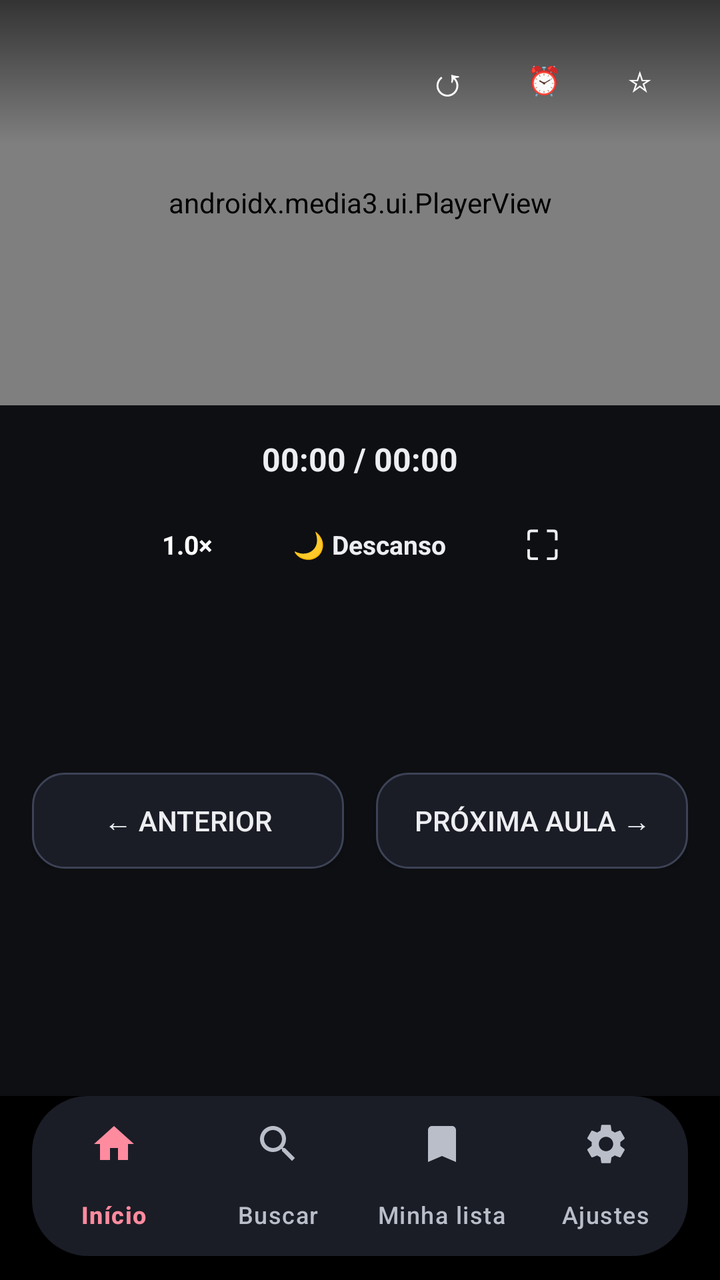
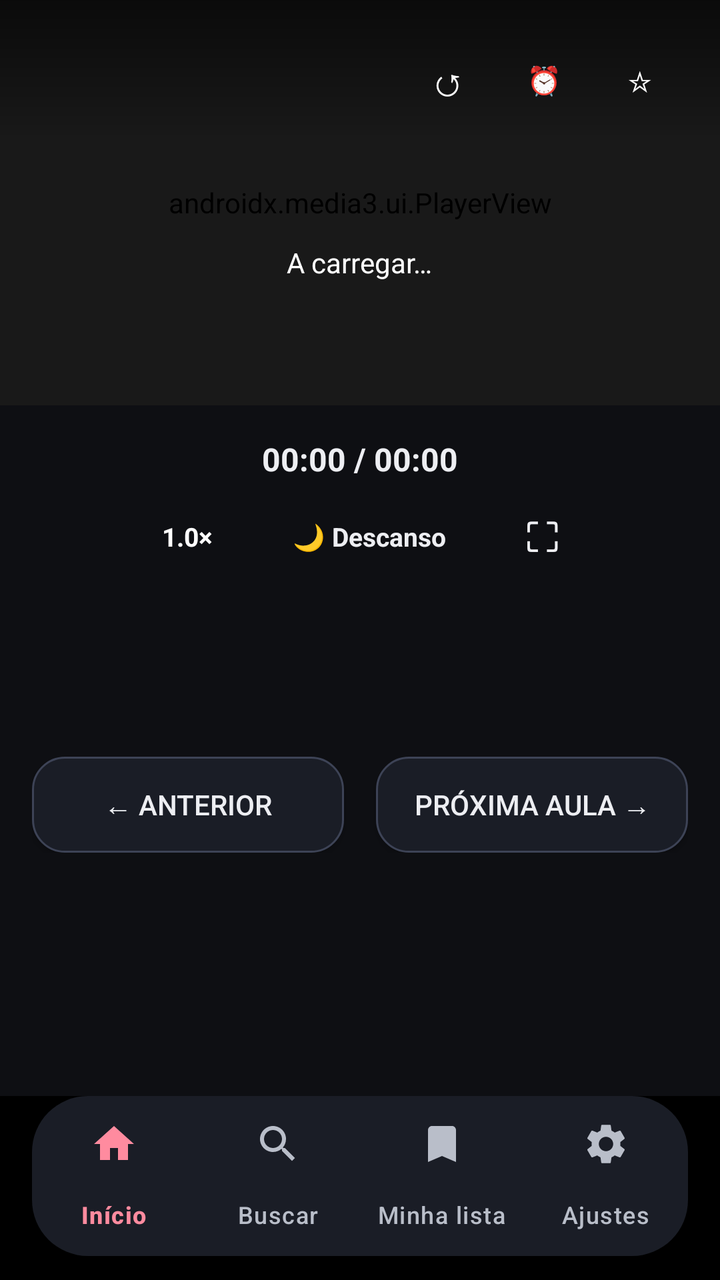

Compare the two renders of this Android layout. The source of the first and the diff that turns it into the second are given below.
<!-- AndroidManifest.xml: application theme Theme.Meggy -->
<!-- res/layout/activity_player.xml -->
<?xml version="1.0" encoding="utf-8"?>
<androidx.constraintlayout.widget.ConstraintLayout xmlns:android="http://schemas.android.com/apk/res/android"
    xmlns:app="http://schemas.android.com/apk/res-auto"
    android:layout_width="match_parent"
    android:layout_height="match_parent"
    android:background="@android:color/black">

    
    <FrameLayout
        android:id="@+id/player_container"
        android:layout_width="0dp"
        android:layout_height="0dp"
        android:background="@android:color/black"
        app:layout_constraintDimensionRatio="16:9"
        app:layout_constraintEnd_toEndOf="parent"
        app:layout_constraintStart_toStartOf="parent"
        app:layout_constraintTop_toTopOf="parent">

        <androidx.media3.ui.PlayerView
            android:id="@+id/player_view"
            android:layout_width="match_parent"
            android:layout_height="match_parent"
            app:animation_enabled="true"
            app:resize_mode="fit"
            app:show_buffering="when_playing"
            app:surface_type="surface_view"
            app:use_controller="true" />

        
        <LinearLayout
            android:id="@+id/audio_cover"
            android:layout_width="match_parent"
            android:layout_height="match_parent"
            android:gravity="center"
            android:orientation="vertical"
            android:visibility="gone">

            <FrameLayout
                android:layout_width="200dp"
                android:layout_height="200dp">

                <View
                    android:id="@+id/audio_cover_bg"
                    android:layout_width="match_parent"
                    android:layout_height="match_parent"
                    android:background="@drawable/card_gradient_pink" />

                <ImageView
                    android:id="@+id/audio_cover_image"
                    android:layout_width="match_parent"
                    android:layout_height="match_parent"
                    android:scaleType="centerCrop"
                    android:visibility="gone"
                    android:contentDescription="@string/thumb_desc" />

                <TextView
                    android:id="@+id/audio_cover_monogram"
                    android:layout_width="match_parent"
                    android:layout_height="match_parent"
                    android:gravity="center"
                    android:textColor="@color/tile_title"
                    android:textSize="64sp"
                    android:textStyle="bold" />
            </FrameLayout>

            <TextView
                android:id="@+id/audio_cover_title"
                android:layout_width="wrap_content"
                android:layout_height="wrap_content"
                android:layout_marginTop="@dimen/spacing_lg"
                android:ellipsize="end"
                android:maxLines="1"
                android:textColor="@android:color/white"
                android:textSize="@dimen/text_detail_course"
                android:textStyle="bold" />

            <TextView
                android:id="@+id/audio_cover_sub"
                android:layout_width="wrap_content"
                android:layout_height="wrap_content"
                android:layout_marginTop="4dp"
                android:textColor="@color/md_on_surface_variant"
                android:textSize="@dimen/text_card_subtitle" />
        </LinearLayout>


        
        <TextView
            android:id="@+id/center_play_pause"
            android:layout_width="@dimen/play_fab_size"
            android:layout_height="@dimen/play_fab_size"
            android:layout_gravity="center"
            android:background="@drawable/player_play_bg"
            android:clickable="true"
            android:focusable="true"
            android:gravity="center"
            android:text="▶"
            android:textColor="@android:color/white"
            android:textSize="28sp"
            android:visibility="gone" />

        
        <LinearLayout
            android:id="@+id/top_bar"
            android:layout_width="match_parent"
            android:layout_height="wrap_content"
            android:layout_gravity="top"
            android:background="@drawable/top_gradient"
            android:orientation="vertical"
            android:paddingHorizontal="@dimen/spacing_lg"
            android:paddingBottom="@dimen/spacing_sm"
            android:paddingTop="@dimen/spacing_lg">

            <LinearLayout
                android:layout_width="match_parent"
                android:layout_height="wrap_content"
                android:gravity="center_vertical"
                android:orientation="horizontal">

                <TextView
                    android:id="@+id/title_label"
                    android:layout_width="0dp"
                    android:layout_height="wrap_content"
                    android:layout_weight="1"
                    android:ellipsize="end"
                    android:shadowColor="#80000000"
                    android:shadowDx="0"
                    android:shadowDy="1"
                    android:shadowRadius="4"
                    android:singleLine="true"
                    android:textColor="@android:color/white"
                    android:textSize="16sp"
                    android:textStyle="bold" />

                <com.google.android.material.button.MaterialButton
                    android:id="@+id/restart_button"
                    style="@style/Widget.Material3.Button.TextButton"
                    android:layout_width="wrap_content"
                    android:layout_height="wrap_content"
                    android:focusable="true"
                    android:focusableInTouchMode="true"
                    android:minWidth="48dp"
                    android:text="↺"
                    android:textColor="@android:color/white"
                    android:textSize="20sp"
                    app:cornerRadius="16dp" />

                <com.google.android.material.button.MaterialButton
                    android:id="@+id/sleep_timer_button"
                    style="@style/Widget.Material3.Button.TextButton"
                    android:layout_width="wrap_content"
                    android:layout_height="wrap_content"
                    android:focusable="true"
                    android:focusableInTouchMode="true"
                    android:minWidth="48dp"
                    android:text="⏰"
                    android:textColor="@android:color/white"
                    app:cornerRadius="16dp" />

                <com.google.android.material.button.MaterialButton
                    android:id="@+id/fav_button"
                    style="@style/Widget.Material3.Button.TextButton"
                    android:layout_width="wrap_content"
                    android:layout_height="wrap_content"
                    android:focusable="true"
                    android:focusableInTouchMode="true"
                    android:minWidth="48dp"
                    android:text="☆"
                    android:textColor="@android:color/white"
                    app:cornerRadius="16dp" />
            </LinearLayout>

            <TextView
                android:id="@+id/sleep_timer_label"
                android:layout_width="wrap_content"
                android:layout_height="wrap_content"
                android:layout_marginTop="6dp"
                android:shadowColor="#80000000"
                android:shadowDx="0"
                android:shadowDy="1"
                android:shadowRadius="3"
                android:textColor="@color/md_primary"
                android:textSize="12sp"
                android:textStyle="bold"
                android:visibility="gone" />
        </LinearLayout>

        
        <LinearLayout
            android:id="@+id/custom_bar"
            android:layout_width="match_parent"
            android:layout_height="wrap_content"
            android:layout_gravity="bottom"
            android:background="@drawable/player_scrim_bottom"
            android:orientation="vertical"
            android:paddingHorizontal="@dimen/spacing_lg"
            android:paddingBottom="@dimen/spacing_md"
            android:paddingTop="@dimen/spacing_sm"
            android:visibility="gone">

            <LinearLayout
                android:layout_width="match_parent"
                android:layout_height="wrap_content"
                android:gravity="center_vertical"
                android:orientation="horizontal">

                <TextView
                    android:id="@+id/btn_play_pause_bar"
                    android:layout_width="64dp"
                    android:layout_height="64dp"
                    android:background="@drawable/player_play_bg"
                    android:clickable="true"
                    android:focusable="true"
                    android:gravity="center"
                    android:text="❚❚"
                    android:textColor="@android:color/white"
                    android:textSize="24sp" />

                <View
                    android:layout_width="0dp"
                    android:layout_height="0dp"
                    android:layout_weight="1" />

                <TextView
                    android:id="@+id/btn_rest_bar"
                    android:layout_width="wrap_content"
                    android:layout_height="48dp"
                    android:layout_marginEnd="@dimen/spacing_sm"
                    android:background="@drawable/player_chip_bg"
                    android:clickable="true"
                    android:focusable="true"
                    android:gravity="center"
                    android:paddingHorizontal="@dimen/spacing_lg"
                    android:text="🌙 Descanso"
                    android:textColor="@color/md_on_surface"
                    android:textSize="@dimen/text_chip" />

                
                <TextView
                    android:id="@+id/btn_speed_bar"
                    android:layout_width="wrap_content"
                    android:layout_height="48dp"
                    android:layout_marginEnd="@dimen/spacing_sm"
                    android:background="@drawable/player_chip_bg"
                    android:clickable="true"
                    android:focusable="true"
                    android:gravity="center"
                    android:paddingHorizontal="@dimen/spacing_lg"
                    android:text="1.0×"
                    android:textColor="@android:color/white"
                    android:textSize="@dimen/text_chip"
                    android:textStyle="bold" />

                <TextView
                    android:id="@+id/btn_exit_fullscreen"
                    android:layout_width="56dp"
                    android:layout_height="56dp"
                    android:background="@drawable/player_chip_bg"
                    android:clickable="true"
                    android:focusable="true"
                    android:gravity="center"
                    android:text="⛶"
                    android:textColor="@color/md_on_surface"
                    android:textSize="22sp" />
            </LinearLayout>

            <LinearLayout
                android:layout_width="match_parent"
                android:layout_height="wrap_content"
                android:layout_marginTop="@dimen/spacing_sm"
                android:gravity="center_vertical"
                android:orientation="horizontal">

                <TextView
                    android:id="@+id/bar_time_label"
                    android:layout_width="wrap_content"
                    android:layout_height="wrap_content"
                    android:text="00:00 / 00:00"
                    android:textColor="@android:color/white"
                    android:textSize="16sp"
                    android:textStyle="bold" />

                <SeekBar
                    android:id="@+id/bar_seek_bar"
                    android:layout_width="0dp"
                    android:layout_height="wrap_content"
                    android:layout_marginStart="@dimen/spacing_lg"
                    android:layout_weight="1"
                    android:focusable="true"
                    android:max="1000"
                    android:progressDrawable="@drawable/progress_horizontal"
                    android:thumb="@drawable/seek_thumb" />
            </LinearLayout>
        </LinearLayout>

        
        <TextView
            android:id="@+id/seek_gesture_hint"
            android:layout_width="wrap_content"
            android:layout_height="wrap_content"
            android:layout_gravity="center"
            android:background="#CC000000"
            android:elevation="8dp"
            android:paddingHorizontal="22dp"
            android:paddingVertical="10dp"
            android:textColor="@android:color/white"
            android:textSize="16sp"
            android:textStyle="bold"
            android:visibility="gone" />

        
        <TextView
            android:id="@+id/swipe_indicator"
            android:layout_width="wrap_content"
            android:layout_height="wrap_content"
            android:layout_gravity="center"
            android:layout_marginTop="80dp"
            android:background="#CC000000"
            android:elevation="8dp"
            android:paddingHorizontal="22dp"
            android:paddingVertical="10dp"
            android:textColor="@android:color/white"
            android:textSize="16sp"
            android:textStyle="bold"
            android:visibility="gone" />
    </FrameLayout>

    
    <androidx.core.widget.NestedScrollView
        android:id="@+id/info_scroll"
        android:layout_width="0dp"
        android:layout_height="0dp"
        android:background="@color/md_background"
        android:fillViewport="true"
        app:layout_constraintBottom_toTopOf="@id/bottom_nav"
        app:layout_constraintEnd_toEndOf="parent"
        app:layout_constraintStart_toStartOf="parent"
        app:layout_constraintTop_toBottomOf="@id/player_container">

        <LinearLayout
            android:layout_width="match_parent"
            android:layout_height="wrap_content"
            android:orientation="vertical"
            android:paddingHorizontal="@dimen/content_margin"
            android:paddingBottom="@dimen/spacing_lg"
            android:paddingTop="@dimen/spacing_lg">

            
            <LinearLayout
                android:layout_width="match_parent"
                android:layout_height="wrap_content"
                android:orientation="vertical">

                <TextView
                    android:id="@+id/info_time_label"
                    android:layout_width="match_parent"
                    android:layout_height="wrap_content"
                    android:gravity="center"
                    android:text="00:00 / 00:00"
                    android:textColor="@color/md_on_surface"
                    android:textSize="@dimen/text_card_title"
                    android:textStyle="bold" />

                <LinearLayout
                    android:layout_width="match_parent"
                    android:layout_height="wrap_content"
                    android:layout_marginTop="@dimen/spacing_sm"
                    android:gravity="center"
                    android:orientation="horizontal">

                    <TextView
                        android:id="@+id/btn_speed_info"
                        android:layout_width="wrap_content"
                        android:layout_height="48dp"
                        android:background="@drawable/player_chip_bg"
                        android:clickable="true"
                        android:focusable="true"
                        android:gravity="center"
                        android:paddingHorizontal="@dimen/spacing_lg"
                        android:text="1.0×"
                        android:textColor="@android:color/white"
                        android:textSize="@dimen/text_chip"
                        android:textStyle="bold" />

                    
                    <TextView
                        android:id="@+id/btn_rest_info"
                        android:layout_width="wrap_content"
                        android:layout_height="48dp"
                        android:layout_marginStart="@dimen/spacing_sm"
                        android:background="@drawable/player_chip_bg"
                        android:clickable="true"
                        android:focusable="true"
                        android:gravity="center"
                        android:paddingHorizontal="@dimen/spacing_lg"
                        android:text="🌙 Descanso"
                        android:textColor="@color/md_on_surface"
                        android:textSize="@dimen/text_chip"
                        android:textStyle="bold" />

                    <TextView
                        android:id="@+id/btn_fullscreen"
                        android:layout_width="48dp"
                        android:layout_height="48dp"
                        android:layout_marginStart="@dimen/spacing_sm"
                        android:background="@drawable/player_chip_bg"
                        android:clickable="true"
                        android:focusable="true"
                        android:gravity="center"
                        android:text="⛶"
                        android:textColor="@color/md_on_surface"
                        android:textSize="20sp" />
                </LinearLayout>
            </LinearLayout>

            
            <LinearLayout
                android:id="@+id/audio_resume_card"
                android:layout_width="match_parent"
                android:layout_height="wrap_content"
                android:layout_marginTop="@dimen/spacing_lg"
                android:background="@drawable/tile_focus_border"
                android:orientation="vertical"
                android:padding="@dimen/spacing_lg"
                android:visibility="gone">

                <TextView
                    android:layout_width="match_parent"
                    android:layout_height="wrap_content"
                    android:text="Continuar de onde parou"
                    android:textColor="@color/md_on_surface"
                    android:textSize="@dimen/text_card_title"
                    android:textStyle="bold" />

                <TextView
                    android:id="@+id/audio_resume_text"
                    android:layout_width="match_parent"
                    android:layout_height="wrap_content"
                    android:layout_marginTop="2dp"
                    android:textColor="@color/md_primary"
                    android:textSize="@dimen/text_card_subtitle" />
            </LinearLayout>

            
            <TextView
                android:id="@+id/title_info"
                android:layout_width="match_parent"
                android:layout_height="wrap_content"
                android:layout_marginTop="@dimen/spacing_lg"
                android:ellipsize="end"
                android:maxLines="2"
                android:textColor="@color/md_on_surface"
                android:textSize="@dimen/text_detail_title"
                android:textStyle="bold" />

            <TextView
                android:id="@+id/course_info"
                android:layout_width="match_parent"
                android:layout_height="wrap_content"
                android:layout_marginTop="4dp"
                android:textColor="@color/md_primary"
                android:textSize="@dimen/text_detail_course" />

            
            <LinearLayout
                android:layout_width="match_parent"
                android:layout_height="wrap_content"
                android:layout_marginTop="@dimen/spacing_lg"
                android:orientation="horizontal">

                <androidx.appcompat.widget.AppCompatButton
                    android:id="@+id/btn_prev"
                    android:layout_width="0dp"
                    android:layout_height="48dp"
                    android:layout_marginEnd="@dimen/spacing_sm"
                    android:layout_weight="1"
                    android:background="@drawable/chip_outline"
                    android:focusable="true"
                    android:text="← Anterior"
                    android:textColor="@color/md_on_surface"
                    android:textSize="@dimen/text_button" />

                <androidx.appcompat.widget.AppCompatButton
                    android:id="@+id/btn_next"
                    android:layout_width="0dp"
                    android:layout_height="48dp"
                    android:layout_marginStart="@dimen/spacing_sm"
                    android:layout_weight="1"
                    android:background="@drawable/chip_outline"
                    android:focusable="true"
                    android:text="Próxima aula →"
                    android:textColor="@color/md_on_surface"
                    android:textSize="@dimen/text_button" />
            </LinearLayout>

            
        </LinearLayout>
    </androidx.core.widget.NestedScrollView>

    
    <com.google.android.material.bottomnavigation.BottomNavigationView
        android:id="@+id/bottom_nav"
        android:layout_width="0dp"
        android:layout_height="wrap_content"
        android:layout_marginHorizontal="@dimen/content_margin"
        android:layout_marginBottom="@dimen/spacing_md"
        android:background="@drawable/nav_bar_background"
        android:elevation="@dimen/elevation_3"
        app:itemActiveIndicatorStyle="@style/NavIndicatorPill"
        app:itemIconTint="@color/bottom_nav_item_color"
        app:itemTextColor="@color/bottom_nav_item_color"
        app:labelVisibilityMode="labeled"
        app:layout_constraintBottom_toBottomOf="parent"
        app:layout_constraintEnd_toEndOf="parent"
        app:layout_constraintStart_toStartOf="parent"
        app:menu="@menu/bottom_nav_menu" />
    
    <FrameLayout
        android:id="@+id/sleep_overlay"
        android:layout_width="0dp"
        android:layout_height="0dp"
        android:background="@android:color/black"
        android:clickable="true"
        android:elevation="16dp"
        android:focusable="true"
        android:visibility="gone"
        app:layout_constraintBottom_toBottomOf="parent"
        app:layout_constraintEnd_toEndOf="parent"
        app:layout_constraintStart_toStartOf="parent"
        app:layout_constraintTop_toTopOf="parent">

        <TextView
            android:id="@+id/sleep_overlay_hint"
            android:layout_width="wrap_content"
            android:layout_height="wrap_content"
            android:layout_gravity="center"
            android:text="🌙 Modo descanso — toque na tela para sair"
            android:textColor="#80FFFFFF"
            android:textSize="14sp" />
    </FrameLayout>

</androidx.constraintlayout.widget.ConstraintLayout>
<!-- resources referenced by this layout -->
<resources>
  <color name="md_background">#FF0E0F13</color>
  <color name="md_on_surface">#FFEDEEF2</color>
  <color name="md_on_surface_variant">#FFB9BEC9</color>
  <color name="md_primary">#FFFF8B9F</color>
  <color name="tile_title">#FFFFFFFF</color>
  <dimen name="content_margin">16dp</dimen>
  <dimen name="elevation_3">3dp</dimen>
  <dimen name="play_fab_size">64dp</dimen>
  <dimen name="spacing_lg">16dp</dimen>
  <dimen name="spacing_md">12dp</dimen>
  <dimen name="spacing_sm">8dp</dimen>
  <dimen name="text_button">14sp</dimen>
  <dimen name="text_card_subtitle">14sp</dimen>
  <dimen name="text_card_title">16sp</dimen>
  <dimen name="text_chip">13sp</dimen>
  <dimen name="text_detail_course">16sp</dimen>
  <dimen name="text_detail_title">24sp</dimen>
  <!-- drawable nav_bar_background (drawable) -->
  <?xml version="1.0" encoding="utf-8"?>
  <shape xmlns:android="http://schemas.android.com/apk/res/android"
      android:shape="rectangle">
      <corners android:radius="28dp" />
      <solid android:color="@color/md_surface_container" />
  </shape>
  <!-- drawable progress_horizontal (drawable) -->
  <?xml version="1.0" encoding="utf-8"?>
  <layer-list xmlns:android="http://schemas.android.com/apk/res/android">
      <item android:id="@android:id/background">
          <shape>
              <corners android:radius="2dp" />
              <solid android:color="@color/progress_track" />
          </shape>
      </item>
      <item android:id="@android:id/progress">
          <clip>
              <shape>
                  <corners android:radius="2dp" />
                  <solid android:color="@color/md_primary" />
              </shape>
          </clip>
      </item>
  </layer-list>
  <!-- drawable seek_thumb (drawable) -->
  <?xml version="1.0" encoding="utf-8"?>
  <shape xmlns:android="http://schemas.android.com/apk/res/android"
      android:shape="oval">
      <size
          android:width="20dp"
          android:height="20dp" />
      <solid android:color="@color/md_primary" />
  </shape>
  <string name="thumb_desc">Thumbnail da aula</string>
  <style name="NavIndicatorPill" parent="Widget.Material3.BottomNavigationView.ActiveIndicator">
          <item name="android:background">@drawable/nav_indicator_pill</item>
      </style>
  <color name="md_surface_container">#FF1A1D26</color>
  <color name="md_outline">#FF3D4356</color>
  <!-- drawable player_play_disc (drawable) -->
  <?xml version="1.0" encoding="utf-8"?>
  <shape xmlns:android="http://schemas.android.com/apk/res/android"
      android:shape="oval">
      <solid android:color="#80000000" />
  </shape>
  <color name="progress_track">#33FFFFFF</color>
  <dimen name="radius_md">12dp</dimen>
  <color name="tile_bg_focused">#FF1E212B</color>
  <dimen name="focus_ring_width">3dp</dimen>
  <color name="tile_focus_ring">#FFFF8B9F</color>
  <color name="tile_bg">#FF14161C</color>
  <!-- drawable nav_indicator_pill (drawable) -->
  <?xml version="1.0" encoding="utf-8"?>
  <shape xmlns:android="http://schemas.android.com/apk/res/android"
      android:shape="rectangle">
      <corners android:radius="@dimen/radius_pill" />
      <solid android:color="@color/hero_badge_bg" />
  </shape>
  <color name="md_on_primary">#FF2A0A13</color>
  <color name="md_primary_container">#FF3A2029</color>
  <color name="md_on_primary_container">#FFFFD9E0</color>
  <color name="md_secondary">#FFB3A6B0</color>
  <color name="md_on_secondary">#FF221A20</color>
  <color name="md_secondary_container">#FF2B2530</color>
  <color name="md_on_secondary_container">#FFE8DDE6</color>
  <color name="md_surface">#FF14161C</color>
  <color name="md_surface_variant">#FF1E212B</color>
  <color name="md_on_background">#FFEDEEF2</color>
  <color name="md_outline_variant">#FF262A36</color>
  <color name="md_error">#FFCF6679</color>
  <color name="md_on_error">#FF600014</color>
  <dimen name="radius_pill">64dp</dimen>
  <color name="hero_badge_bg">#1FFF8B9F</color>
  <!-- unchanged entries left out for length: 10 -->
</resources>

<!-- the commit's change to res/layout/activity_player.xml (unified diff, before → after) -->
@@ -84,11 +84,37 @@
         </LinearLayout>
 
 
+
+        
+        <LinearLayout
+            android:id="@+id/player_loading"
+            android:layout_width="match_parent"
+            android:layout_height="match_parent"
+            android:gravity="center"
+            android:orientation="vertical"
+            android:background="#CC000000"
+            android:clickable="false"
+            android:visibility="visible">
+
+            <ProgressBar
+                android:layout_width="48dp"
+                android:layout_height="48dp"
+                android:indeterminate="true" />
+
+            <TextView
+                android:layout_width="wrap_content"
+                android:layout_height="wrap_content"
+                android:layout_marginTop="12dp"
+                android:text="A carregar…"
+                android:textColor="@android:color/white"
+                android:textSize="14sp" />
+        </LinearLayout>
+
         
         <TextView
             android:id="@+id/center_play_pause"
-            android:layout_width="@dimen/play_fab_size"
-            android:layout_height="@dimen/play_fab_size"
+            android:layout_width="@dimen/player_fab_size"
+            android:layout_height="@dimen/player_fab_size"
             android:layout_gravity="center"
             android:background="@drawable/player_play_bg"
             android:clickable="true"
@@ -96,7 +122,7 @@
             android:gravity="center"
             android:text="▶"
             android:textColor="@android:color/white"
-            android:textSize="28sp"
+            android:textSize="22sp"
             android:visibility="gone" />
 
         
@@ -206,15 +232,15 @@
 
                 <TextView
                     android:id="@+id/btn_play_pause_bar"
-                    android:layout_width="64dp"
-                    android:layout_height="64dp"
+                    android:layout_width="@dimen/player_fab_size"
+                    android:layout_height="@dimen/player_fab_size"
                     android:background="@drawable/player_play_bg"
                     android:clickable="true"
                     android:focusable="true"
                     android:gravity="center"
                     android:text="❚❚"
                     android:textColor="@android:color/white"
-                    android:textSize="24sp" />
+                    android:textSize="20sp" />
 
                 <View
                     android:layout_width="0dp"
@@ -224,7 +250,7 @@
                 <TextView
                     android:id="@+id/btn_rest_bar"
                     android:layout_width="wrap_content"
-                    android:layout_height="48dp"
+                    android:layout_height="40dp"
                     android:layout_marginEnd="@dimen/spacing_sm"
                     android:background="@drawable/player_chip_bg"
                     android:clickable="true"
@@ -239,7 +265,7 @@
                 <TextView
                     android:id="@+id/btn_speed_bar"
                     android:layout_width="wrap_content"
-                    android:layout_height="48dp"
+                    android:layout_height="40dp"
                     android:layout_marginEnd="@dimen/spacing_sm"
                     android:background="@drawable/player_chip_bg"
                     android:clickable="true"
@@ -253,8 +279,8 @@
 
                 <TextView
                     android:id="@+id/btn_exit_fullscreen"
-                    android:layout_width="56dp"
-                    android:layout_height="56dp"
+                    android:layout_width="48dp"
+                    android:layout_height="48dp"
                     android:background="@drawable/player_chip_bg"
                     android:clickable="true"
                     android:focusable="true"
@@ -277,19 +303,19 @@
                     android:layout_height="wrap_content"
                     android:text="00:00 / 00:00"
                     android:textColor="@android:color/white"
-                    android:textSize="16sp"
+                    android:textSize="14sp"
                     android:textStyle="bold" />
 
                 <SeekBar
                     android:id="@+id/bar_seek_bar"
                     android:layout_width="0dp"
-                    android:layout_height="wrap_content"
+                    android:layout_height="32dp"
                     android:layout_marginStart="@dimen/spacing_lg"
                     android:layout_weight="1"
                     android:focusable="true"
                     android:max="1000"
-                    android:progressDrawable="@drawable/progress_horizontal"
-                    android:thumb="@drawable/seek_thumb" />
+                    android:progressDrawable="@drawable/player_progress"
+                    android:thumb="@drawable/player_seek_thumb" />
             </LinearLayout>
         </LinearLayout>
 
@@ -371,7 +397,7 @@
                     <TextView
                         android:id="@+id/btn_speed_info"
                         android:layout_width="wrap_content"
-                        android:layout_height="48dp"
+                        android:layout_height="40dp"
                         android:background="@drawable/player_chip_bg"
                         android:clickable="true"
                         android:focusable="true"
@@ -386,7 +412,7 @@
                     <TextView
                         android:id="@+id/btn_rest_info"
                         android:layout_width="wrap_content"
-                        android:layout_height="48dp"
+                        android:layout_height="40dp"
                         android:layout_marginStart="@dimen/spacing_sm"
                         android:background="@drawable/player_chip_bg"
                         android:clickable="true"
@@ -401,7 +427,7 @@
                     <TextView
                         android:id="@+id/btn_fullscreen"
                         android:layout_width="48dp"
-                        android:layout_height="48dp"
+                        android:layout_height="40dp"
                         android:layout_marginStart="@dimen/spacing_sm"
                         android:background="@drawable/player_chip_bg"
                         android:clickable="true"
<!-- resource entries referenced after the edit -->
@@ -7,7 +7,6 @@
   <color name="tile_title">#FFFFFFFF</color>
   <dimen name="content_margin">16dp</dimen>
   <dimen name="elevation_3">3dp</dimen>
-  <dimen name="play_fab_size">64dp</dimen>
   <dimen name="spacing_lg">16dp</dimen>
   <dimen name="spacing_md">12dp</dimen>
   <dimen name="spacing_sm">8dp</dimen>
@@ -24,31 +23,37 @@
       <corners android:radius="28dp" />
       <solid android:color="@color/md_surface_container" />
   </shape>
-  <!-- drawable progress_horizontal (drawable) -->
+  <!-- drawable player_progress (drawable) -->
   <?xml version="1.0" encoding="utf-8"?>
   <layer-list xmlns:android="http://schemas.android.com/apk/res/android">
-      <item android:id="@android:id/background">
+      <item
+          android:id="@android:id/background"
+          android:top="14dp"
+          android:bottom="14dp">
           <shape>
               <corners android:radius="2dp" />
-              <solid android:color="@color/progress_track" />
+              <solid android:color="#1FFFFFFF" />
           </shape>
       </item>
-      <item android:id="@android:id/progress">
+      <item
+          android:id="@android:id/progress"
+          android:top="14dp"
+          android:bottom="14dp">
           <clip>
               <shape>
                   <corners android:radius="2dp" />
-                  <solid android:color="@color/md_primary" />
+                  <solid android:color="@color/player_progress_fill" />
               </shape>
           </clip>
       </item>
   </layer-list>
-  <!-- drawable seek_thumb (drawable) -->
+  <!-- drawable player_seek_thumb (drawable) -->
   <?xml version="1.0" encoding="utf-8"?>
   <shape xmlns:android="http://schemas.android.com/apk/res/android"
       android:shape="oval">
       <size
-          android:width="20dp"
-          android:height="20dp" />
+          android:width="12dp"
+          android:height="12dp" />
       <solid android:color="@color/md_primary" />
   </shape>
   <string name="thumb_desc">Thumbnail da aula</string>
@@ -63,7 +68,6 @@
       android:shape="oval">
       <solid android:color="#80000000" />
   </shape>
-  <color name="progress_track">#33FFFFFF</color>
   <dimen name="radius_md">12dp</dimen>
   <color name="tile_bg_focused">#FF1E212B</color>
   <dimen name="focus_ring_width">3dp</dimen>
